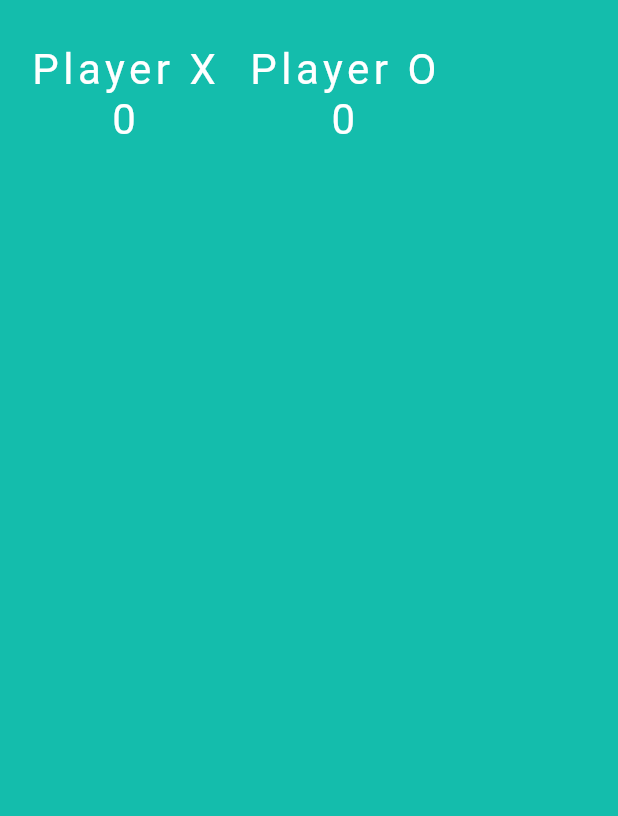
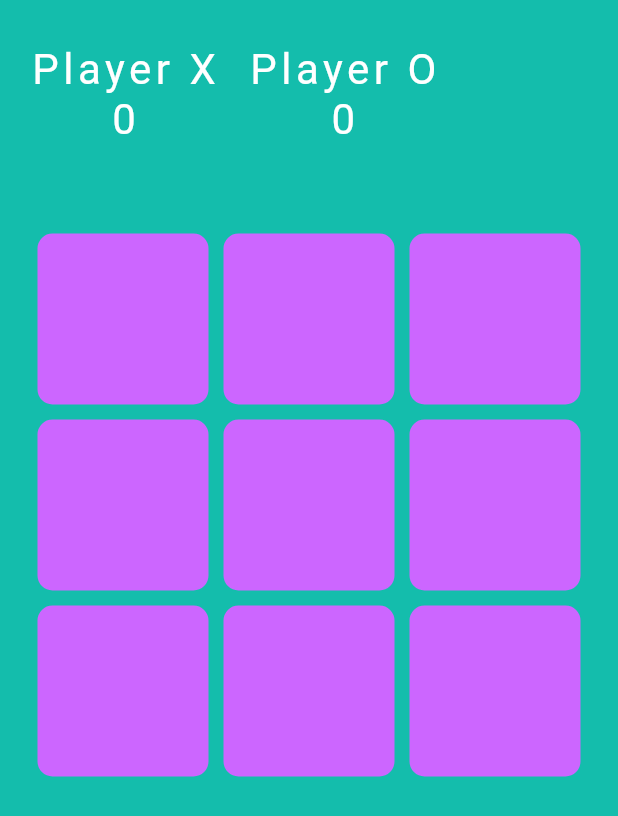
Before and after one commit to YaraHorany/tictactoe_getx, a Flutter app: the screen it shows after launch, on a phone screen of 412 x 824 dp. Shown: the top 816 px of the screen. Run offline on Flutter 3.47's test engine with Material 2 defaults, Android fonts, the light colour scheme and no system bars; our stand-ins replace get, google_fonts; Roboto replaces fonts that are missing (Coiny).

Commit message:
Adding an empty board

```diff
--- a/lib/main.dart
+++ b/lib/main.dart
@@ -10,7 +10,7 @@ class MyApp extends StatelessWidget {
 
   @override
   Widget build(BuildContext context) {
-    return const MaterialApp(
+    return MaterialApp(
       debugShowCheckedModeBanner: false,
       home: HomePage(),
     );
--- a/lib/screens/home_page.dart
+++ b/lib/screens/home_page.dart
@@ -1,8 +1,14 @@
 import 'package:flutter/material.dart';
+import 'package:get/get.dart';
+import 'package:get/get_core/src/get_main.dart';
 import 'package:google_fonts/google_fonts.dart';
 import 'package:tictactoe_getx/constants/colors.dart';
+import 'package:tictactoe_getx/controllers/tictactoe_controller.dart';
+import 'package:tictactoe_getx/widgets/Cell.dart';
 
 class HomePage extends StatelessWidget {
+  TicTacToeController controller = Get.put(TicTacToeController());
+
   static var customFontWhite = GoogleFonts.coiny(
     textStyle: const TextStyle(
       color: Colors.white,
@@ -11,7 +17,7 @@ class HomePage extends StatelessWidget {
     ),
   );
 
-  const HomePage({Key? key}) : super(key: key);
+  HomePage({Key? key}) : super(key: key);
 
   @override
   Widget build(BuildContext context) {
@@ -22,6 +28,7 @@ class HomePage extends StatelessWidget {
         child: Column(
           children: [
             Expanded(
+              flex: 1,
               child: Column(
                 children: [
                   const SizedBox(height: 10),
@@ -47,6 +54,16 @@ class HomePage extends StatelessWidget {
                 ],
               ),
             ),
+            Expanded(
+              flex: 5,
+              child: GridView.builder(
+                  itemCount: 9,
+                  gridDelegate: const SliverGridDelegateWithFixedCrossAxisCount(
+                      crossAxisCount: 3),
+                  itemBuilder: (BuildContext context, int index) {
+                    return Cell(controller: controller, index: index);
+                  }),
+            ),
           ],
         ),
       ),
--- /dev/null
+++ b/lib/widgets/Cell.dart
@@ -0,0 +1,44 @@
+import 'package:flutter/material.dart';
+import 'package:get/get.dart';
+import 'package:google_fonts/google_fonts.dart';
+import 'package:tictactoe_getx/constants/colors.dart';
+import 'package:tictactoe_getx/controllers/tictactoe_controller.dart';
+
+class Cell extends StatelessWidget {
+  final TicTacToeController controller;
+  final int index;
+
+  const Cell({Key? key, required this.controller, required this.index})
+      : super(key: key);
+
+  @override
+  Widget build(BuildContext context) {
+    return GestureDetector(
+        onTap: () {},
+        child: Obx(
+          () => Container(
+            decoration: BoxDecoration(
+              borderRadius: BorderRadius.circular(15),
+              border: Border.all(
+                width: 5,
+                color: MainColor.primaryColor,
+              ),
+              color: controller.ticTacToe.value.matchedIndexes.contains(index)
+                  ? MainColor.accentColor
+                  : MainColor.secondaryColor,
+            ),
+            child: Center(
+              child: Text(
+                controller.ticTacToe.value.displayXO[index],
+                style: GoogleFonts.coiny(
+                  textStyle: TextStyle(
+                    fontSize: 64,
+                    color: MainColor.primaryColor,
+                  ),
+                ),
+              ),
+            ),
+          ),
+        ));
+  }
+}
```
